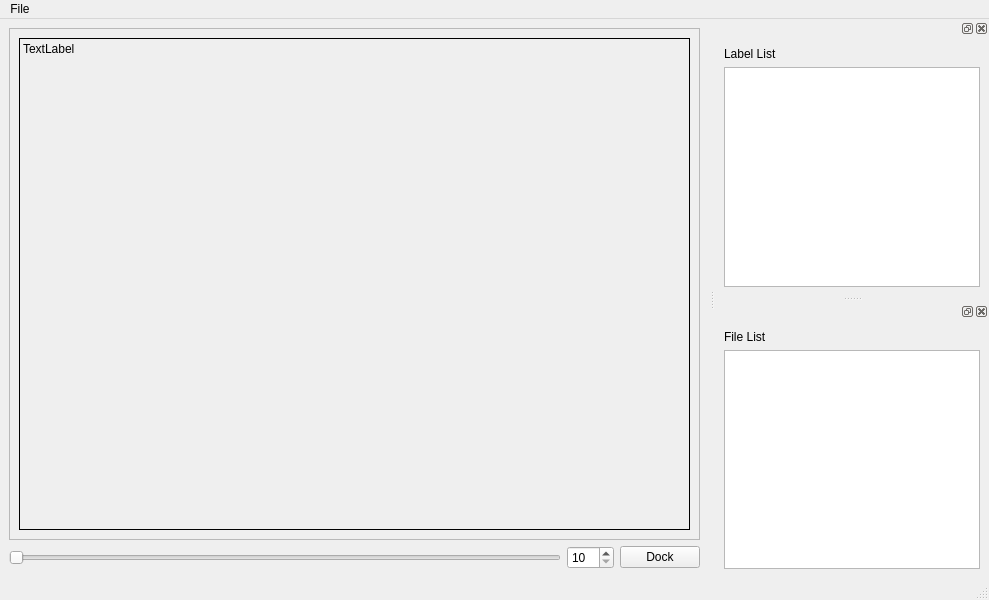
Before: the Qt Designer form LabelTool.ui in b875102/LabelTool, drawn with Qt 5.
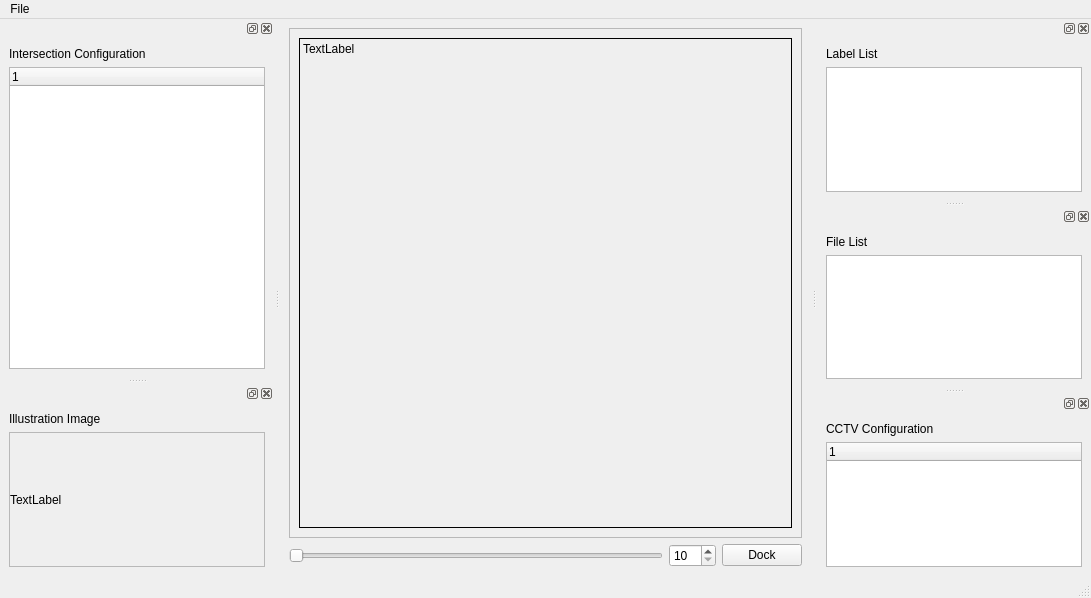
After: the same form once the commit is applied.

What changed in the file:
```diff
--- a/LabelTool.ui
+++ b/LabelTool.ui
@@ -6,8 +6,8 @@
    <rect>
     <x>0</x>
     <y>0</y>
-    <width>989</width>
-    <height>600</height>
+    <width>1091</width>
+    <height>598</height>
    </rect>
   </property>
   <property name="windowTitle">
@@ -27,8 +27,8 @@
           <rect>
            <x>0</x>
            <y>0</y>
-           <width>687</width>
-           <height>506</height>
+           <width>509</width>
+           <height>504</height>
           </rect>
          </property>
          <layout class="QGridLayout" name="gridLayout">
@@ -110,7 +110,7 @@
     <rect>
      <x>0</x>
      <y>0</y>
-     <width>989</width>
+     <width>1091</width>
      <height>21</height>
     </rect>
    </property>
@@ -172,6 +172,170 @@
     </layout>
    </widget>
   </widget>
+  <widget class="QDockWidget" name="dwgIntersectionConfiguration">
+   <property name="minimumSize">
+    <size>
+     <width>143</width>
+     <height>133</height>
+    </size>
+   </property>
+   <attribute name="dockWidgetArea">
+    <number>1</number>
+   </attribute>
+   <widget class="QWidget" name="dockWidgetContents_3">
+    <layout class="QGridLayout" name="gridLayout_6">
+     <item row="0" column="0">
+      <layout class="QVBoxLayout" name="verticalLayout_5">
+       <item>
+        <widget class="QLabel" name="lblIntersectionConfiguration">
+         <property name="sizePolicy">
+          <sizepolicy hsizetype="Preferred" vsizetype="Preferred">
+           <horstretch>0</horstretch>
+           <verstretch>0</verstretch>
+          </sizepolicy>
+         </property>
+         <property name="text">
+          <string>Intersection Configuration</string>
+         </property>
+        </widget>
+       </item>
+       <item>
+        <widget class="QTreeWidget" name="treeIntersectionConfig">
+         <property name="sizePolicy">
+          <sizepolicy hsizetype="Expanding" vsizetype="Expanding">
+           <horstretch>0</horstretch>
+           <verstretch>0</verstretch>
+          </sizepolicy>
+         </property>
+         <property name="headerHidden">
+          <bool>false</bool>
+         </property>
+         <column>
+          <property name="text">
+           <string notr="true">1</string>
+          </property>
+         </column>
+        </widget>
+       </item>
+      </layout>
+     </item>
+    </layout>
+   </widget>
+  </widget>
+  <widget class="QDockWidget" name="dwgIllustration">
+   <property name="minimumSize">
+    <size>
+     <width>102</width>
+     <height>133</height>
+    </size>
+   </property>
+   <attribute name="dockWidgetArea">
+    <number>1</number>
+   </attribute>
+   <widget class="QWidget" name="dockWidgetContents_4">
+    <layout class="QGridLayout" name="gridLayout_7">
+     <item row="0" column="0">
+      <layout class="QVBoxLayout" name="verticalLayout_4">
+       <item>
+        <widget class="QLabel" name="lblIllustration">
+         <property name="sizePolicy">
+          <sizepolicy hsizetype="Preferred" vsizetype="Preferred">
+           <horstretch>0</horstretch>
+           <verstretch>0</verstretch>
+          </sizepolicy>
+         </property>
+         <property name="text">
+          <string>Illustration Image</string>
+         </property>
+        </widget>
+       </item>
+       <item>
+        <widget class="QScrollArea" name="scrollArea_2">
+         <property name="widgetResizable">
+          <bool>true</bool>
+         </property>
+         <widget class="QWidget" name="scrollAreaWidgetContents_2">
+          <property name="geometry">
+           <rect>
+            <x>0</x>
+            <y>0</y>
+            <width>254</width>
+            <height>128</height>
+           </rect>
+          </property>
+          <property name="sizePolicy">
+           <sizepolicy hsizetype="Expanding" vsizetype="Expanding">
+            <horstretch>0</horstretch>
+            <verstretch>0</verstretch>
+           </sizepolicy>
+          </property>
+          <layout class="QGridLayout" name="gridLayout_5">
+           <property name="leftMargin">
+            <number>0</number>
+           </property>
+           <property name="topMargin">
+            <number>0</number>
+           </property>
+           <property name="rightMargin">
+            <number>0</number>
+           </property>
+           <property name="bottomMargin">
+            <number>0</number>
+           </property>
+           <item row="0" column="0">
+            <widget class="QLabel" name="lblIllustrationImage">
+             <property name="sizePolicy">
+              <sizepolicy hsizetype="Expanding" vsizetype="Expanding">
+               <horstretch>0</horstretch>
+               <verstretch>0</verstretch>
+              </sizepolicy>
+             </property>
+             <property name="frameShape">
+              <enum>QFrame::NoFrame</enum>
+             </property>
+             <property name="text">
+              <string>TextLabel</string>
+             </property>
+            </widget>
+           </item>
+          </layout>
+         </widget>
+        </widget>
+       </item>
+      </layout>
+     </item>
+    </layout>
+   </widget>
+  </widget>
+  <widget class="QDockWidget" name="dwgCCTVConfig">
+   <attribute name="dockWidgetArea">
+    <number>2</number>
+   </attribute>
+   <widget class="QWidget" name="dockWidgetContents_5">
+    <layout class="QGridLayout" name="gridLayout_8">
+     <item row="0" column="0">
+      <layout class="QVBoxLayout" name="verticalLayout_6">
+       <item>
+        <widget class="QLabel" name="lblCCTVConfiguration">
+         <property name="text">
+          <string>CCTV Configuration</string>
+         </property>
+        </widget>
+       </item>
+       <item>
+        <widget class="QTreeWidget" name="treeCCTVConfig">
+         <column>
+          <property name="text">
+           <string notr="true">1</string>
+          </property>
+         </column>
+        </widget>
+       </item>
+      </layout>
+     </item>
+    </layout>
+   </widget>
+  </widget>
   <action name="actionOpen_Video">
    <property name="text">
     <string>Open Video</string>
```
Left out of the diff: 4 changed lines with no effect on the pictures.
